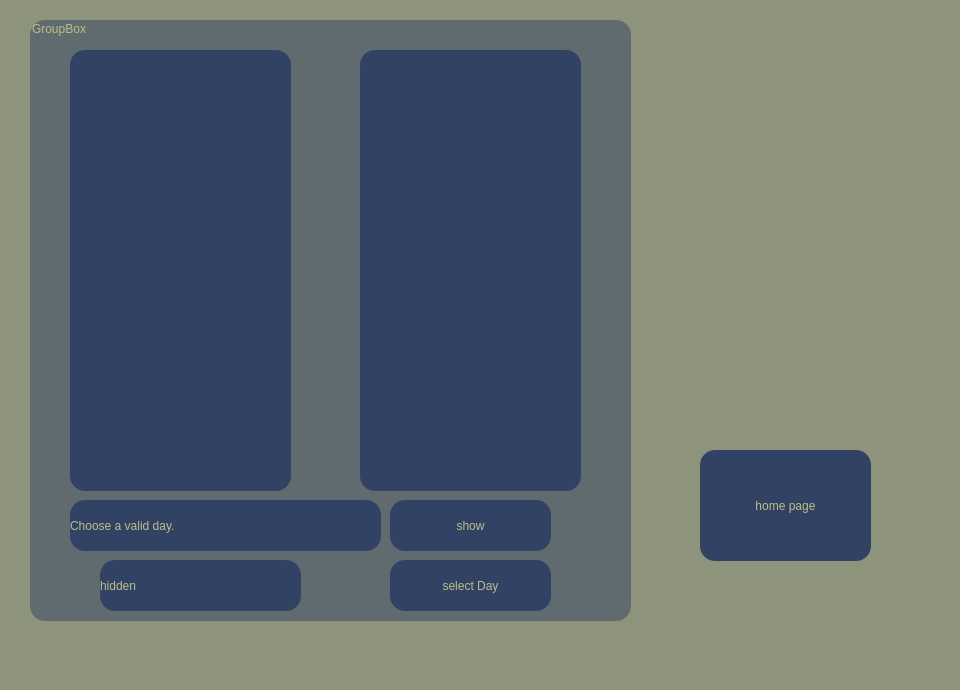
This is AgileAgenda/currentday.ui in AmirHossienAfshar/AgileAgenda as Qt 5 draws it before an edit. The edited form follows.
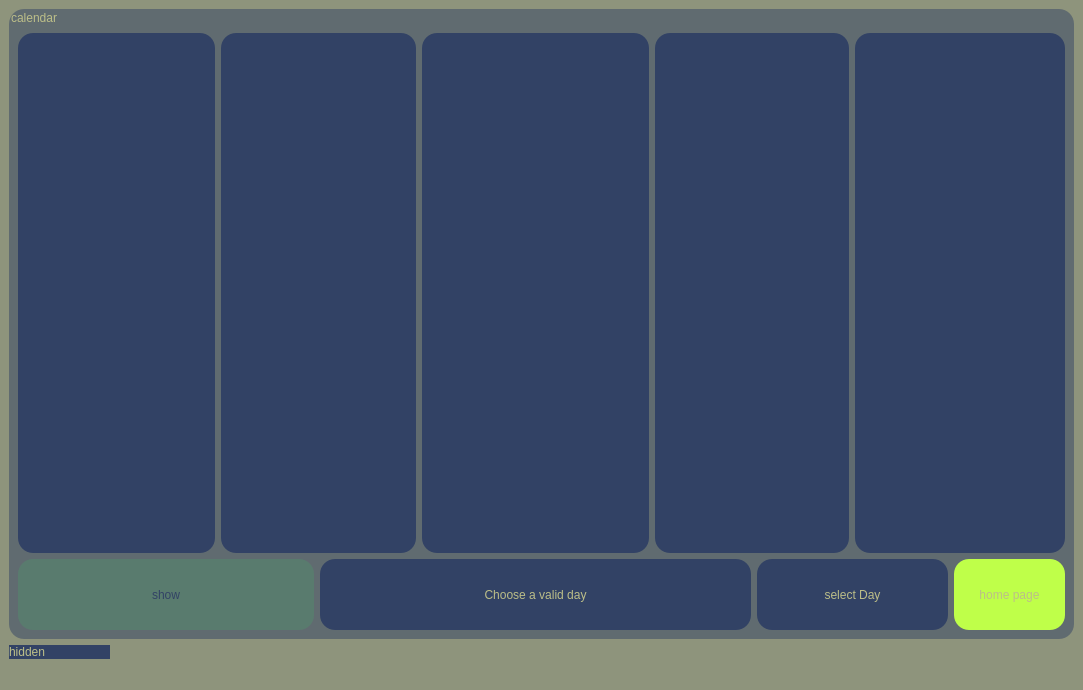
This is the edited form.

Commit message: choose day is now compelete

```diff
--- a/AgileAgenda/currentday.ui
+++ b/AgileAgenda/currentday.ui
@@ -6,7 +6,7 @@
    <rect>
     <x>0</x>
     <y>0</y>
-    <width>960</width>
+    <width>1083</width>
     <height>690</height>
    </rect>
   </property>
@@ -19,33 +19,14 @@
 </string>
   </property>
   <widget class="QWidget" name="centralwidget">
-   <widget class="QPushButton" name="pushButton">
-    <property name="geometry">
-     <rect>
-      <x>700</x>
-      <y>450</y>
-      <width>171</width>
-      <height>111</height>
-     </rect>
-    </property>
-    <property name="styleSheet">
-     <string notr="true">background-color: rgb(50, 66, 101);
-border-radius: 15px;
-font: 900 16pt &quot;Maven Pro&quot;;
-color: rgb(188, 190, 136);</string>
-    </property>
-    <property name="text">
-     <string>home page</string>
-    </property>
-   </widget>
+   <layout class="QGridLayout" name="gridLayout">
+    <item row="0" column="0">
    <widget class="QGroupBox" name="groupBox">
-    <property name="geometry">
-     <rect>
-      <x>30</x>
-      <y>20</y>
-      <width>601</width>
-      <height>601</height>
-     </rect>
+      <property name="minimumSize">
+       <size>
+        <width>1061</width>
+        <height>621</height>
+       </size>
     </property>
     <property name="styleSheet">
      <string notr="true">border-radius: 15px;
@@ -54,16 +35,70 @@
 color: rgb(188, 190, 136);</string>
     </property>
     <property name="title">
-     <string>GroupBox</string>
-    </property>
+       <string>calendar</string>
+      </property>
+      <layout class="QGridLayout" name="gridLayout_2">
+       <item row="1" column="4" colspan="2">
+        <widget class="QTableView" name="tableView_4">
+         <property name="minimumSize">
+          <size>
+           <width>191</width>
+           <height>441</height>
+          </size>
+         </property>
+         <property name="styleSheet">
+          <string notr="true">background-color: rgb(50, 66, 101);
+border-radius: 15px;
+font: 900 16pt &quot;Maven Pro&quot;;
+color: rgb(188, 190, 136);</string>
+         </property>
+        </widget>
+       </item>
+       <item row="2" column="7">
+        <widget class="QPushButton" name="pushButton">
+         <property name="minimumSize">
+          <size>
+           <width>111</width>
+           <height>71</height>
+          </size>
+         </property>
+         <property name="cursor">
+          <cursorShape>PointingHandCursor</cursorShape>
+         </property>
+         <property name="styleSheet">
+          <string notr="true">border-color: rgb(114, 152, 255);
+font: 900 11pt &quot;Maven Pro&quot;;
+background-color: rgb(191, 255, 73);
+</string>
+         </property>
+         <property name="text">
+          <string>home page</string>
+         </property>
+        </widget>
+       </item>
+       <item row="1" column="1" colspan="2">
+        <widget class="QTableView" name="tableView_2">
+         <property name="minimumSize">
+          <size>
+           <width>191</width>
+           <height>441</height>
+          </size>
+         </property>
+         <property name="styleSheet">
+          <string notr="true">background-color: rgb(50, 66, 101);
+border-radius: 15px;
+font: 900 16pt &quot;Maven Pro&quot;;
+color: rgb(188, 190, 136);</string>
+         </property>
+        </widget>
+       </item>
+       <item row="1" column="0">
     <widget class="QTableView" name="tableView">
-     <property name="geometry">
-      <rect>
-       <x>40</x>
-       <y>30</y>
-       <width>221</width>
+         <property name="minimumSize">
+          <size>
+           <width>191</width>
        <height>441</height>
-      </rect>
+          </size>
      </property>
      <property name="styleSheet">
       <string notr="true">background-color: rgb(50, 66, 101);
@@ -71,15 +106,18 @@
 font: 900 16pt &quot;Maven Pro&quot;;
 color: rgb(188, 190, 136);</string>
      </property>
-    </widget>
+         <property name="frameShape">
+          <enum>QFrame::StyledPanel</enum>
+         </property>
+        </widget>
+       </item>
+       <item row="2" column="2" colspan="3">
     <widget class="QLabel" name="label">
-     <property name="geometry">
-      <rect>
-       <x>40</x>
-       <y>480</y>
-       <width>311</width>
-       <height>51</height>
-      </rect>
+         <property name="minimumSize">
+          <size>
+           <width>431</width>
+           <height>71</height>
+          </size>
      </property>
      <property name="styleSheet">
       <string notr="true">background-color: rgb(50, 66, 101);
@@ -88,36 +126,94 @@
 color: rgb(188, 190, 136);</string>
      </property>
      <property name="text">
-      <string>Choose a valid day.</string>
-     </property>
-    </widget>
+          <string>Choose a valid day</string>
+         </property>
+         <property name="alignment">
+          <set>Qt::AlignCenter</set>
+         </property>
+        </widget>
+       </item>
+       <item row="0" column="1">
+        <spacer name="verticalSpacer">
+         <property name="orientation">
+          <enum>Qt::Vertical</enum>
+         </property>
+         <property name="sizeType">
+          <enum>QSizePolicy::Fixed</enum>
+         </property>
+         <property name="sizeHint" stdset="0">
+          <size>
+           <width>20</width>
+           <height>15</height>
+          </size>
+         </property>
+        </spacer>
+       </item>
+       <item row="2" column="0" colspan="2">
     <widget class="QPushButton" name="pushButton_2">
-     <property name="geometry">
-      <rect>
-       <x>360</x>
-       <y>480</y>
-       <width>161</width>
-       <height>51</height>
-      </rect>
+         <property name="minimumSize">
+          <size>
+           <width>231</width>
+           <height>71</height>
+          </size>
+         </property>
+         <property name="cursor">
+          <cursorShape>PointingHandCursor</cursorShape>
      </property>
      <property name="styleSheet">
-      <string notr="true">background-color: rgb(50, 66, 101);
-border-radius: 15px;
+          <string notr="true">border-radius: 15px;
+background-color: rgb(89, 123, 110);
 font: 900 16pt &quot;Maven Pro&quot;;
-color: rgb(188, 190, 136);</string>
+color:  rgb(50, 66, 101);
+</string>
      </property>
      <property name="text">
       <string>show</string>
      </property>
     </widget>
+       </item>
+       <item row="1" column="3">
+        <widget class="QTableView" name="tableView_3">
+         <property name="minimumSize">
+          <size>
+           <width>191</width>
+           <height>441</height>
+          </size>
+         </property>
+         <property name="styleSheet">
+          <string notr="true">background-color: rgb(50, 66, 101);
+border-radius: 15px;
+font: 900 16pt &quot;Maven Pro&quot;;
+color: rgb(188, 190, 136);</string>
+         </property>
+        </widget>
+       </item>
+       <item row="1" column="6" colspan="2">
+        <widget class="QTableView" name="tableView_5">
+         <property name="minimumSize">
+          <size>
+           <width>191</width>
+           <height>441</height>
+          </size>
+         </property>
+         <property name="styleSheet">
+          <string notr="true">background-color: rgb(50, 66, 101);
+border-radius: 15px;
+font: 900 16pt &quot;Maven Pro&quot;;
+color: rgb(188, 190, 136);</string>
+         </property>
+        </widget>
+       </item>
+       <item row="2" column="5" colspan="2">
     <widget class="QPushButton" name="pushButton_3">
-     <property name="geometry">
-      <rect>
-       <x>360</x>
-       <y>540</y>
-       <width>161</width>
-       <height>51</height>
-      </rect>
+         <property name="minimumSize">
+          <size>
+           <width>191</width>
+           <height>71</height>
+          </size>
+         </property>
+         <property name="cursor">
+          <cursorShape>PointingHandCursor</cursorShape>
      </property>
      <property name="styleSheet">
       <string notr="true">background-color: rgb(50, 66, 101);
@@ -129,14 +225,17 @@
       <string>select Day</string>
      </property>
     </widget>
+       </item>
+      </layout>
+     </widget>
+    </item>
+    <item row="1" column="0">
     <widget class="QLabel" name="label_2">
-     <property name="geometry">
-      <rect>
-       <x>70</x>
-       <y>540</y>
-       <width>201</width>
+      <property name="maximumSize">
+       <size>
+        <width>101</width>
        <height>51</height>
-      </rect>
+       </size>
      </property>
      <property name="styleSheet">
       <string notr="true">background-color: rgb(50, 66, 101);
@@ -148,23 +247,8 @@
       <string>hidden </string>
      </property>
     </widget>
-    <widget class="QTableView" name="tableView_2">
-     <property name="geometry">
-      <rect>
-       <x>330</x>
-       <y>30</y>
-       <width>221</width>
-       <height>441</height>
-      </rect>
-     </property>
-     <property name="styleSheet">
-      <string notr="true">background-color: rgb(50, 66, 101);
-border-radius: 15px;
-font: 900 16pt &quot;Maven Pro&quot;;
-color: rgb(188, 190, 136);</string>
-     </property>
-    </widget>
-   </widget>
+    </item>
+   </layout>
   </widget>
   <widget class="QMenuBar" name="menubar">
    <property name="geometry">
```
Left out of the diff: 2 changed lines with no effect on the pictures. Lines whose indentation alone changed are shown as unchanged. The commit also changes 9 other files.
